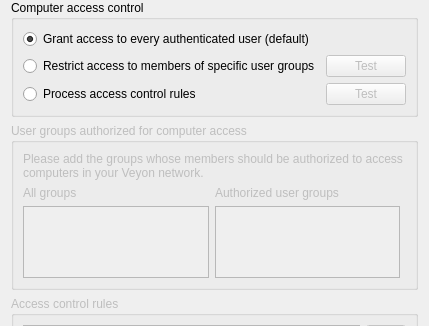
The window that configurator/src/AccessControlPage.ui (hothai19o5/veyon) describes before a commit, drawn with Qt 5; both pictures show x 0 to 429 and y 0 to 326 of the 429 by 579 pixel window.
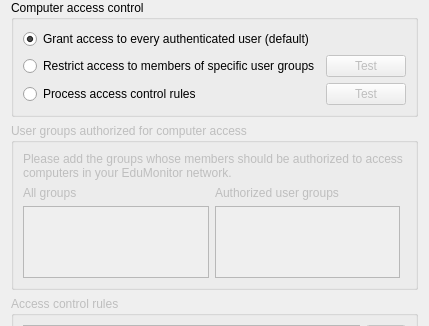
The same window after the commit. Icons and pictures are not drawn.

What changed in the file:
```diff
--- a/configurator/src/AccessControlPage.ui
+++ b/configurator/src/AccessControlPage.ui
@@ -110,7 +110,7 @@
       <item row="0" column="0" colspan="3">
        <widget class="QLabel" name="label_40">
         <property name="text">
-         <string>Please add the groups whose members should be authorized to access computers in your Veyon network.</string>
+         <string>Please add the groups whose members should be authorized to access computers in your EduMonitor network.</string>
         </property>
         <property name="wordWrap">
          <bool>true</bool>
```
